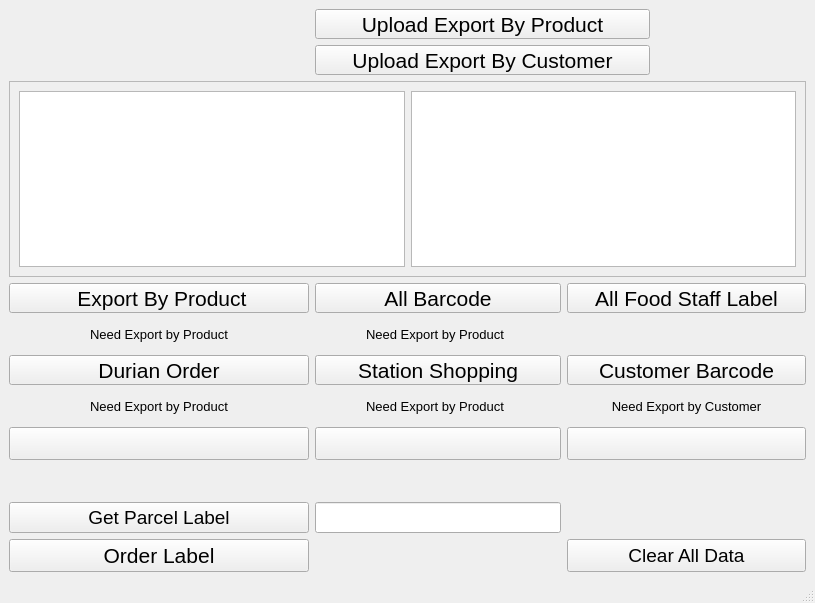
Above: GUI_Mrince.ui from ThanawatKMUTNB/MRINCE before the change. Below: the same form after it.
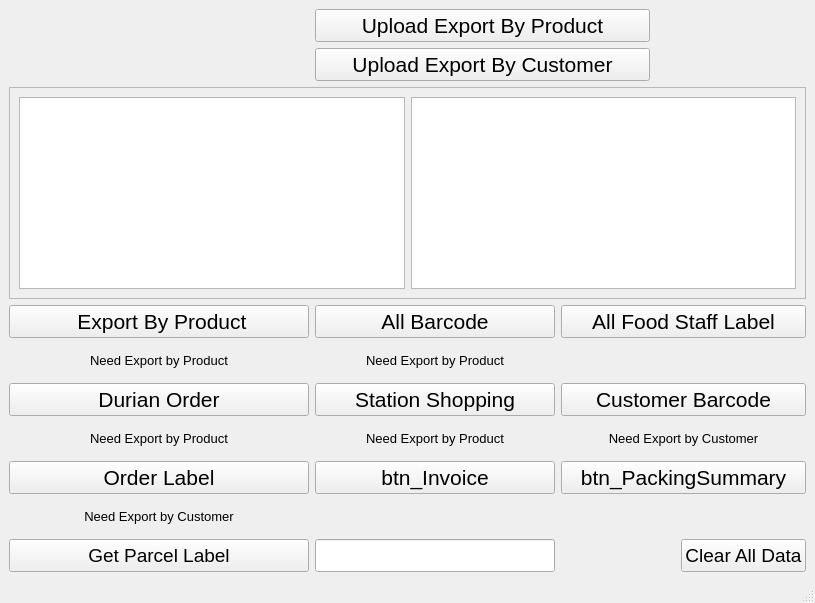
That is the form after the change.

Patch:
```diff
--- a/GUI_Mrince.ui
+++ b/GUI_Mrince.ui
@@ -14,101 +14,7 @@
    <string>MainWindow</string>
   </property>
   <widget class="QWidget" name="centralwidget">
-   <layout class="QGridLayout" name="gridLayout_2">
-    <item row="7" column="0">
-     <widget class="QPushButton" name="pushButton_14">
-      <property name="sizePolicy">
-       <sizepolicy hsizetype="Expanding" vsizetype="Expanding">
-        <horstretch>0</horstretch>
-        <verstretch>0</verstretch>
-       </sizepolicy>
-      </property>
-      <property name="maximumSize">
-       <size>
-        <width>16777215</width>
-        <height>40</height>
-       </size>
-      </property>
-      <property name="font">
-       <font>
-        <pointsize>16</pointsize>
-       </font>
-      </property>
-      <property name="text">
-       <string/>
-      </property>
-     </widget>
-    </item>
-    <item row="1" column="1" colspan="3">
-     <layout class="QHBoxLayout" name="horizontalLayout_2">
-      <item>
-       <widget class="QPushButton" name="pushButton_2">
-        <property name="sizePolicy">
-         <sizepolicy hsizetype="Expanding" vsizetype="Expanding">
-          <horstretch>0</horstretch>
-          <verstretch>0</verstretch>
-         </sizepolicy>
-        </property>
-        <property name="minimumSize">
-         <size>
-          <width>0</width>
-          <height>30</height>
-         </size>
-        </property>
-        <property name="maximumSize">
-         <size>
-          <width>16777215</width>
-          <height>40</height>
-         </size>
-        </property>
-        <property name="font">
-         <font>
-          <pointsize>16</pointsize>
-         </font>
-        </property>
-        <property name="layoutDirection">
-         <enum>Qt::RightToLeft</enum>
-        </property>
-        <property name="text">
-         <string>Upload Export By Customer</string>
-        </property>
-       </widget>
-      </item>
-      <item>
-       <widget class="QLabel" name="label_3">
-        <property name="sizePolicy">
-         <sizepolicy hsizetype="Expanding" vsizetype="Expanding">
-          <horstretch>0</horstretch>
-          <verstretch>0</verstretch>
-         </sizepolicy>
-        </property>
-        <property name="minimumSize">
-         <size>
-          <width>150</width>
-          <height>30</height>
-         </size>
-        </property>
-        <property name="maximumSize">
-         <size>
-          <width>150</width>
-          <height>40</height>
-         </size>
-        </property>
-        <property name="font">
-         <font>
-          <pointsize>14</pointsize>
-         </font>
-        </property>
-        <property name="layoutDirection">
-         <enum>Qt::RightToLeft</enum>
-        </property>
-        <property name="text">
-         <string/>
-        </property>
-       </widget>
-      </item>
-     </layout>
-    </item>
+   <layout class="QGridLayout" name="gridLayout_3">
     <item row="2" column="0" colspan="4">
      <widget class="QFrame" name="frame">
       <property name="frameShape">
@@ -163,101 +69,7 @@
       </layout>
      </widget>
     </item>
-    <item row="0" column="1" colspan="3">
-     <layout class="QHBoxLayout" name="horizontalLayout">
-      <item>
-       <widget class="QPushButton" name="pushButton">
-        <property name="sizePolicy">
-         <sizepolicy hsizetype="Expanding" vsizetype="Expanding">
-          <horstretch>0</horstretch>
-          <verstretch>0</verstretch>
-         </sizepolicy>
-        </property>
-        <property name="minimumSize">
-         <size>
-          <width>0</width>
-          <height>30</height>
-         </size>
-        </property>
-        <property name="maximumSize">
-         <size>
-          <width>16777215</width>
-          <height>40</height>
-         </size>
-        </property>
-        <property name="font">
-         <font>
-          <pointsize>16</pointsize>
-         </font>
-        </property>
-        <property name="layoutDirection">
-         <enum>Qt::RightToLeft</enum>
-        </property>
-        <property name="text">
-         <string>Upload Export By Product</string>
-        </property>
-       </widget>
-      </item>
-      <item>
-       <widget class="QLabel" name="label_2">
-        <property name="sizePolicy">
-         <sizepolicy hsizetype="Expanding" vsizetype="Expanding">
-          <horstretch>0</horstretch>
-          <verstretch>0</verstretch>
-         </sizepolicy>
-        </property>
-        <property name="minimumSize">
-         <size>
-          <width>150</width>
-          <height>30</height>
-         </size>
-        </property>
-        <property name="maximumSize">
-         <size>
-          <width>150</width>
-          <height>40</height>
-         </size>
-        </property>
-        <property name="font">
-         <font>
-          <pointsize>14</pointsize>
-         </font>
-        </property>
-        <property name="layoutDirection">
-         <enum>Qt::RightToLeft</enum>
-        </property>
-        <property name="text">
-         <string/>
-        </property>
-       </widget>
-      </item>
-     </layout>
-    </item>
-    <item row="10" column="0">
-     <widget class="QPushButton" name="pushButton_11">
-      <property name="sizePolicy">
-       <sizepolicy hsizetype="Expanding" vsizetype="Expanding">
-        <horstretch>0</horstretch>
-        <verstretch>0</verstretch>
-       </sizepolicy>
-      </property>
-      <property name="maximumSize">
-       <size>
-        <width>16777215</width>
-        <height>40</height>
-       </size>
-      </property>
-      <property name="font">
-       <font>
-        <pointsize>16</pointsize>
-       </font>
-      </property>
-      <property name="text">
-       <string>Order Label</string>
-      </property>
-     </widget>
-    </item>
-    <item row="9" column="0">
+    <item row="11" column="0">
      <widget class="QPushButton" name="pushButton_7">
       <property name="sizePolicy">
        <sizepolicy hsizetype="Expanding" vsizetype="Expanding">
@@ -287,8 +99,32 @@
       </property>
      </widget>
     </item>
-    <item row="0" column="0">
-     <widget class="QLabel" name="label">
+    <item row="7" column="2" colspan="2">
+     <widget class="QPushButton" name="pushButton_12">
+      <property name="sizePolicy">
+       <sizepolicy hsizetype="Expanding" vsizetype="Expanding">
+        <horstretch>0</horstretch>
+        <verstretch>0</verstretch>
+       </sizepolicy>
+      </property>
+      <property name="maximumSize">
+       <size>
+        <width>16777215</width>
+        <height>40</height>
+       </size>
+      </property>
+      <property name="font">
+       <font>
+        <pointsize>16</pointsize>
+       </font>
+      </property>
+      <property name="text">
+       <string>btn_PackingSummary</string>
+      </property>
+     </widget>
+    </item>
+    <item row="6" column="2" colspan="2">
+     <widget class="QLabel" name="label_6">
       <property name="sizePolicy">
        <sizepolicy hsizetype="Expanding" vsizetype="Expanding">
         <horstretch>0</horstretch>
@@ -297,33 +133,135 @@
       </property>
       <property name="minimumSize">
        <size>
-        <width>300</width>
+        <width>0</width>
         <height>30</height>
        </size>
       </property>
       <property name="maximumSize">
        <size>
-        <width>9999999</width>
+        <width>16777215</width>
         <height>40</height>
        </size>
       </property>
       <property name="font">
        <font>
-        <pointsize>14</pointsize>
-        <strikeout>false</strikeout>
-        <stylestrategy>PreferAntialias</stylestrategy>
-        <kerning>false</kerning>
+        <pointsize>10</pointsize>
        </font>
       </property>
       <property name="text">
-       <string notr="true"/>
+       <string>Need Export by Customer</string>
       </property>
       <property name="scaledContents">
        <bool>true</bool>
       </property>
+      <property name="alignment">
+       <set>Qt::AlignCenter</set>
+      </property>
      </widget>
     </item>
-    <item row="3" column="1" colspan="2">
+    <item row="6" column="1">
+     <widget class="QLabel" name="label_10">
+      <property name="sizePolicy">
+       <sizepolicy hsizetype="Expanding" vsizetype="Expanding">
+        <horstretch>0</horstretch>
+        <verstretch>0</verstretch>
+       </sizepolicy>
+      </property>
+      <property name="minimumSize">
+       <size>
+        <width>0</width>
+        <height>30</height>
+       </size>
+      </property>
+      <property name="maximumSize">
+       <size>
+        <width>16777215</width>
+        <height>40</height>
+       </size>
+      </property>
+      <property name="font">
+       <font>
+        <pointsize>10</pointsize>
+       </font>
+      </property>
+      <property name="text">
+       <string>Need Export by Product</string>
+      </property>
+      <property name="alignment">
+       <set>Qt::AlignCenter</set>
+      </property>
+     </widget>
+    </item>
+    <item row="7" column="1">
+     <widget class="QPushButton" name="pushButton_14">
+      <property name="sizePolicy">
+       <sizepolicy hsizetype="Expanding" vsizetype="Expanding">
+        <horstretch>0</horstretch>
+        <verstretch>0</verstretch>
+       </sizepolicy>
+      </property>
+      <property name="maximumSize">
+       <size>
+        <width>16777215</width>
+        <height>40</height>
+       </size>
+      </property>
+      <property name="font">
+       <font>
+        <pointsize>16</pointsize>
+       </font>
+      </property>
+      <property name="text">
+       <string>btn_Invoice</string>
+      </property>
+     </widget>
+    </item>
+    <item row="7" column="0">
+     <widget class="QPushButton" name="pushButton_11">
+      <property name="sizePolicy">
+       <sizepolicy hsizetype="Expanding" vsizetype="Expanding">
+        <horstretch>0</horstretch>
+        <verstretch>0</verstretch>
+       </sizepolicy>
+      </property>
+      <property name="maximumSize">
+       <size>
+        <width>16777215</width>
+        <height>40</height>
+       </size>
+      </property>
+      <property name="font">
+       <font>
+        <pointsize>16</pointsize>
+       </font>
+      </property>
+      <property name="text">
+       <string>Order Label</string>
+      </property>
+     </widget>
+    </item>
+    <item row="11" column="1">
+     <widget class="QLineEdit" name="lineEdit">
+      <property name="sizePolicy">
+       <sizepolicy hsizetype="Expanding" vsizetype="Expanding">
+        <horstretch>0</horstretch>
+        <verstretch>0</verstretch>
+       </sizepolicy>
+      </property>
+      <property name="maximumSize">
+       <size>
+        <width>16777215</width>
+        <height>40</height>
+       </size>
+      </property>
+      <property name="font">
+       <font>
+        <pointsize>14</pointsize>
+       </font>
+      </property>
+     </widget>
+    </item>
+    <item row="3" column="1">
      <widget class="QPushButton" name="pushButton_3">
       <property name="sizePolicy">
        <sizepolicy hsizetype="Expanding" vsizetype="Expanding">
@@ -383,8 +321,8 @@
       </property>
      </widget>
     </item>
-    <item row="6" column="0">
-     <widget class="QLabel" name="label_9">
+    <item row="4" column="2" colspan="2">
+     <widget class="QLabel" name="label_8">
       <property name="sizePolicy">
        <sizepolicy hsizetype="Expanding" vsizetype="Expanding">
         <horstretch>0</horstretch>
@@ -409,143 +347,14 @@
        </font>
       </property>
       <property name="text">
-       <string>Need Export by Product</string>
+       <string/>
       </property>
       <property name="alignment">
        <set>Qt::AlignCenter</set>
       </property>
      </widget>
     </item>
-    <item row="3" column="3">
-     <widget class="QPushButton" name="pushButton_5">
-      <property name="sizePolicy">
-       <sizepolicy hsizetype="Expanding" vsizetype="Expanding">
-        <horstretch>0</horstretch>
-        <verstretch>0</verstretch>
-       </sizepolicy>
-      </property>
-      <property name="minimumSize">
-       <size>
-        <width>0</width>
-        <height>30</height>
-       </size>
-      </property>
-      <property name="maximumSize">
-       <size>
-        <width>16777215</width>
-        <height>40</height>
-       </size>
-      </property>
-      <property name="font">
-       <font>
-        <pointsize>16</pointsize>
-       </font>
-      </property>
-      <property name="text">
-       <string>All Food Staff Label</string>
-      </property>
-     </widget>
-    </item>
-    <item row="5" column="3">
-     <widget class="QPushButton" name="pushButton_8">
-      <property name="sizePolicy">
-       <sizepolicy hsizetype="Expanding" vsizetype="Expanding">
-        <horstretch>0</horstretch>
-        <verstretch>0</verstretch>
-       </sizepolicy>
-      </property>
-      <property name="minimumSize">
-       <size>
-        <width>0</width>
-        <height>30</height>
-       </size>
-      </property>
-      <property name="maximumSize">
-       <size>
-        <width>16777215</width>
-        <height>40</height>
-       </size>
-      </property>
-      <property name="font">
-       <font>
-        <pointsize>16</pointsize>
-       </font>
-      </property>
-      <property name="text">
-       <string>Customer Barcode</string>
-      </property>
-     </widget>
-    </item>
-    <item row="6" column="1">
-     <widget class="QLabel" name="label_10">
-      <property name="sizePolicy">
-       <sizepolicy hsizetype="Expanding" vsizetype="Expanding">
-        <horstretch>0</horstretch>
-        <verstretch>0</verstretch>
-       </sizepolicy>
-      </property>
-      <property name="minimumSize">
-       <size>
-        <width>0</width>
-        <height>30</height>
-       </size>
-      </property>
-      <property name="maximumSize">
-       <size>
-        <width>16777215</width>
-        <height>40</height>
-       </size>
-      </property>
-      <property name="font">
-       <font>
-        <pointsize>10</pointsize>
-       </font>
-      </property>
-      <property name="text">
-       <string>Need Export by Product</string>
-      </property>
-      <property name="alignment">
-       <set>Qt::AlignCenter</set>
-      </property>
-     </widget>
-    </item>
-    <item row="6" column="3">
-     <widget class="QLabel" name="label_6">
-      <property name="sizePolicy">
-       <sizepolicy hsizetype="Expanding" vsizetype="Expanding">
-        <horstretch>0</horstretch>
-        <verstretch>0</verstretch>
-       </sizepolicy>
-      </property>
-      <property name="minimumSize">
-       <size>
-        <width>0</width>
-        <height>30</height>
-       </size>
-      </property>
-      <property name="maximumSize">
-       <size>
-        <width>16777215</width>
-        <height>40</height>
-       </size>
-      </property>
-      <property name="font">
-       <font>
-        <pointsize>10</pointsize>
-       </font>
-      </property>
-      <property name="text">
-       <string>Need Export by Customer</string>
-      </property>
-      <property name="scaledContents">
-       <bool>false</bool>
-      </property>
-      <property name="alignment">
-       <set>Qt::AlignCenter</set>
-      </property>
-     </widget>
-    </item>
-    <item row="5" column="1" colspan="2">
+    <item row="5" column="1">
      <widget class="QPushButton" name="pushButton_4">
       <property name="sizePolicy">
        <sizepolicy hsizetype="Expanding" vsizetype="Expanding">
@@ -576,8 +385,71 @@
       </property>
      </widget>
     </item>
-    <item row="1" column="0">
-     <widget class="QLabel" name="label_4">
+    <item row="5" column="2" colspan="2">
+     <widget class="QPushButton" name="pushButton_8">
+      <property name="sizePolicy">
+       <sizepolicy hsizetype="Expanding" vsizetype="Expanding">
+        <horstretch>0</horstretch>
+        <verstretch>0</verstretch>
+       </sizepolicy>
+      </property>
+      <property name="minimumSize">
+       <size>
+        <width>0</width>
+        <height>30</height>
+       </size>
+      </property>
+      <property name="maximumSize">
+       <size>
+        <width>16777215</width>
+        <height>40</height>
+       </size>
+      </property>
+      <property name="font">
+       <font>
+        <pointsize>16</pointsize>
+       </font>
+      </property>
+      <property name="text">
+       <string>Customer Barcode</string>
+      </property>
+     </widget>
+    </item>
+    <item row="6" column="0">
+     <widget class="QLabel" name="label_9">
+      <property name="sizePolicy">
+       <sizepolicy hsizetype="Expanding" vsizetype="Expanding">
+        <horstretch>0</horstretch>
+        <verstretch>0</verstretch>
+       </sizepolicy>
+      </property>
+      <property name="minimumSize">
+       <size>
+        <width>0</width>
+        <height>30</height>
+       </size>
+      </property>
+      <property name="maximumSize">
+       <size>
+        <width>16777215</width>
+        <height>40</height>
+       </size>
+      </property>
+      <property name="font">
+       <font>
+        <pointsize>10</pointsize>
+       </font>
+      </property>
+      <property name="text">
+       <string>Need Export by Product</string>
+      </property>
+      <property name="alignment">
+       <set>Qt::AlignCenter</set>
+      </property>
+     </widget>
+    </item>
+    <item row="0" column="0">
+     <widget class="QLabel" name="label">
       <property name="sizePolicy">
        <sizepolicy hsizetype="Expanding" vsizetype="Expanding">
         <horstretch>0</horstretch>
@@ -612,39 +484,6 @@
       </property>
      </widget>
     </item>
-    <item row="4" column="3">
-     <widget class="QLabel" name="label_8">
-      <property name="sizePolicy">
-       <sizepolicy hsizetype="Expanding" vsizetype="Expanding">
-        <horstretch>0</horstretch>
-        <verstretch>0</verstretch>
-       </sizepolicy>
-      </property>
-      <property name="minimumSize">
-       <size>
-        <width>0</width>
-        <height>30</height>
-       </size>
-      </property>
-      <property name="maximumSize">
-       <size>
-        <width>16777215</width>
-        <height>40</height>
-       </size>
-      </property>
-      <property name="font">
-       <font>
-        <pointsize>10</pointsize>
-       </font>
-      </property>
-      <property name="text">
-       <string/>
-      </property>
-      <property name="alignment">
-       <set>Qt::AlignCenter</set>
-      </property>
-     </widget>
-    </item>
     <item row="4" column="0">
      <widget class="QLabel" name="label_5">
       <property name="sizePolicy">
@@ -684,6 +523,103 @@
       </property>
      </widget>
     </item>
+    <item row="1" column="1" colspan="3">
+     <layout class="QHBoxLayout" name="horizontalLayout_2">
+      <item>
+       <widget class="QPushButton" name="pushButton_2">
+        <property name="sizePolicy">
+         <sizepolicy hsizetype="Expanding" vsizetype="Expanding">
+          <horstretch>0</horstretch>
+          <verstretch>0</verstretch>
+         </sizepolicy>
+        </property>
+        <property name="minimumSize">
+         <size>
+          <width>0</width>
+          <height>30</height>
+         </size>
+        </property>
+        <property name="maximumSize">
+         <size>
+          <width>16777215</width>
+          <height>40</height>
+         </size>
+        </property>
+        <property name="font">
+         <font>
+          <pointsize>16</pointsize>
+         </font>
+        </property>
+        <property name="layoutDirection">
+         <enum>Qt::RightToLeft</enum>
+        </property>
+        <property name="text">
+         <string>Upload Export By Customer</string>
+        </property>
+       </widget>
+      </item>
+      <item>
+       <widget class="QLabel" name="label_3">
+        <property name="sizePolicy">
+         <sizepolicy hsizetype="Expanding" vsizetype="Expanding">
+          <horstretch>0</horstretch>
+          <verstretch>0</verstretch>
+         </sizepolicy>
+        </property>
+        <property name="minimumSize">
+         <size>
+          <width>150</width>
+          <height>30</height>
+         </size>
+        </property>
+        <property name="maximumSize">
+         <size>
+          <width>150</width>
+          <height>40</height>
+         </size>
+        </property>
+        <property name="font">
+         <font>
+          <pointsize>14</pointsize>
+         </font>
+        </property>
+        <property name="layoutDirection">
+         <enum>Qt::RightToLeft</enum>
+        </property>
+        <property name="text">
+         <string/>
+        </property>
+       </widget>
+      </item>
+     </layout>
+    </item>
+    <item row="4" column="1">
+     <widget class="QLabel" name="label_7">
+      <property name="minimumSize">
+       <size>
+        <width>0</width>
+        <height>30</height>
+       </size>
+      </property>
+      <property name="maximumSize">
+       <size>
+        <width>16777215</width>
+        <height>40</height>
+       </size>
+      </property>
+      <property name="font">
+       <font>
+        <pointsize>10</pointsize>
+       </font>
+      </property>
+      <property name="text">
+       <string>Need Export by Product</string>
+      </property>
+      <property name="alignment">
+       <set>Qt::AlignCenter</set>
+      </property>
+     </widget>
+    </item>
     <item row="3" column="0">
      <widget class="QPushButton" name="pushButton_9">
       <property name="sizePolicy">
@@ -714,8 +650,120 @@
       </property>
      </widget>
     </item>
-    <item row="4" column="1">
-     <widget class="QLabel" name="label_7">
+    <item row="0" column="1" colspan="3">
+     <layout class="QHBoxLayout" name="horizontalLayout">
+      <item>
+       <widget class="QPushButton" name="pushButton">
+        <property name="sizePolicy">
+         <sizepolicy hsizetype="Expanding" vsizetype="Expanding">
+          <horstretch>0</horstretch>
+          <verstretch>0</verstretch>
+         </sizepolicy>
+        </property>
+        <property name="minimumSize">
+         <size>
+          <width>0</width>
+          <height>30</height>
+         </size>
+        </property>
+        <property name="maximumSize">
+         <size>
+          <width>16777215</width>
+          <height>40</height>
+         </size>
+        </property>
+        <property name="font">
+         <font>
+          <pointsize>16</pointsize>
+         </font>
+        </property>
+        <property name="layoutDirection">
+         <enum>Qt::RightToLeft</enum>
+        </property>
+        <property name="text">
+         <string>Upload Export By Product</string>
+        </property>
+       </widget>
+      </item>
+      <item>
+       <widget class="QLabel" name="label_2">
+        <property name="sizePolicy">
+         <sizepolicy hsizetype="Expanding" vsizetype="Expanding">
+          <horstretch>0</horstretch>
+          <verstretch>0</verstretch>
+         </sizepolicy>
+        </property>
+        <property name="minimumSize">
+         <size>
+          <width>150</width>
+          <height>30</height>
+         </size>
+        </property>
+        <property name="maximumSize">
+         <size>
+          <width>150</width>
+          <height>40</height>
+         </size>
+        </property>
+        <property name="font">
+         <font>
+          <pointsize>14</pointsize>
+         </font>
+        </property>
+        <property name="layoutDirection">
+         <enum>Qt::RightToLeft</enum>
+        </property>
+        <property name="text">
+         <string/>
+        </property>
+       </widget>
+      </item>
+     </layout>
+    </item>
+    <item row="1" column="0">
+     <widget class="QLabel" name="label_4">
+      <property name="sizePolicy">
+       <sizepolicy hsizetype="Expanding" vsizetype="Expanding">
+        <horstretch>0</horstretch>
+        <verstretch>0</verstretch>
+       </sizepolicy>
+      </property>
+      <property name="minimumSize">
+       <size>
+        <width>300</width>
+        <height>30</height>
+       </size>
+      </property>
+      <property name="maximumSize">
+       <size>
+        <width>9999999</width>
+        <height>40</height>
+       </size>
+      </property>
+      <property name="font">
+       <font>
+        <pointsize>14</pointsize>
+        <strikeout>false</strikeout>
+        <stylestrategy>PreferAntialias</stylestrategy>
+        <kerning>false</kerning>
+       </font>
+      </property>
+      <property name="text">
+       <string notr="true"/>
+      </property>
+      <property name="scaledContents">
+       <bool>true</bool>
+      </property>
+     </widget>
+    </item>
+    <item row="3" column="2" colspan="2">
+     <widget class="QPushButton" name="pushButton_5">
+      <property name="sizePolicy">
+       <sizepolicy hsizetype="Expanding" vsizetype="Expanding">
+        <horstretch>0</horstretch>
+        <verstretch>0</verstretch>
+       </sizepolicy>
+      </property>
       <property name="minimumSize">
        <size>
         <width>0</width>
@@ -730,14 +778,11 @@
       </property>
       <property name="font">
        <font>
-        <pointsize>10</pointsize>
+        <pointsize>16</pointsize>
        </font>
       </property>
       <property name="text">
-       <string>Need Export by Product</string>
-      </property>
-      <property name="alignment">
-       <set>Qt::AlignCenter</set>
+       <string>All Food Staff Label</string>
       </property>
      </widget>
     </item>
@@ -771,36 +816,6 @@
       </property>
      </widget>
     </item>
-    <item row="8" column="3">
-     <widget class="QLabel" name="label_14">
-      <property name="minimumSize">
-       <size>
-        <width>0</width>
-        <height>30</height>
-       </size>
-      </property>
-      <property name="maximumSize">
-       <size>
-        <width>16777215</width>
-        <height>40</height>
-       </size>
-      </property>
-      <property name="font">
-       <font>
-        <pointsize>10</pointsize>
-       </font>
-      </property>
-      <property name="layoutDirection">
-       <enum>Qt::LeftToRight</enum>
-      </property>
-      <property name="text">
-       <string/>
-      </property>
-      <property name="alignment">
-       <set>Qt::AlignCenter</set>
-      </property>
-     </widget>
-    </item>
     <item row="8" column="0">
      <widget class="QLabel" name="label_11">
       <property name="sizePolicy">
@@ -827,37 +842,35 @@
        </font>
       </property>
       <property name="text">
-       <string/>
+       <string>Need Export by Customer</string>
       </property>
+      <property name="alignment">
+       <set>Qt::AlignCenter</set>
+      </property>
      </widget>
     </item>
-    <item row="7" column="3">
-     <widget class="QPushButton" name="pushButton_13">
-      <property name="sizePolicy">
-       <sizepolicy hsizetype="Expanding" vsizetype="Expanding">
-        <horstretch>0</horstretch>
-        <verstretch>0</verstretch>
-       </sizepolicy>
+    <item row="11" column="3">
+     <layout class="QGridLayout" name="gridLayout_2">
+      <property name="sizeConstraint">
+       <enum>QLayout::SetMinAndMaxSize</enum>
       </property>
-      <property name="maximumSize">
-       <size>
-        <width>16777215</width>
-        <height>40</height>
-       </size>
+      <property name="spacing">
+       <number>0</number>
       </property>
-      <property name="font">
-       <font>
-        <pointsize>16</pointsize>
-       </font>
-      </property>
-      <property name="text">
-       <string/>
-      </property>
-     </widget>
-    </item>
-    <item row="10" column="3">
-     <layout class="QHBoxLayout" name="horizontalLayout_3">
-      <item>
+      <item row="0" column="0">
+       <spacer name="horizontalSpacer">
+        <property name="orientation">
+         <enum>Qt::Horizontal</enum>
+        </property>
+        <property name="sizeHint" stdset="0">
+         <size>
+          <width>100</width>
+          <height>10</height>
+         </size>
+        </property>
+       </spacer>
+      </item>
+      <item row="0" column="1">
        <widget class="QPushButton" name="pushButton_10">
         <property name="sizePolicy">
          <sizepolicy hsizetype="Expanding" vsizetype="Expanding">
@@ -883,35 +896,14 @@
       </item>
      </layout>
     </item>
-    <item row="9" column="1" colspan="2">
-     <widget class="QLineEdit" name="lineEdit">
-      <property name="sizePolicy">
-       <sizepolicy hsizetype="Expanding" vsizetype="Expanding">
-        <horstretch>0</horstretch>
-        <verstretch>0</verstretch>
-       </sizepolicy>
-      </property>
-      <property name="maximumSize">
+    <item row="8" column="3">
+     <widget class="QLabel" name="label_14">
+      <property name="minimumSize">
        <size>
-        <width>16777215</width>
-        <height>40</height>
+        <width>0</width>
+        <height>30</height>
        </size>
       </property>
-      <property name="font">
-       <font>
-        <pointsize>14</pointsize>
-       </font>
-      </property>
-     </widget>
-    </item>
-    <item row="7" column="1" colspan="2">
-     <widget class="QPushButton" name="pushButton_12">
-      <property name="sizePolicy">
-       <sizepolicy hsizetype="Expanding" vsizetype="Expanding">
-        <horstretch>0</horstretch>
-        <verstretch>0</verstretch>
-       </sizepolicy>
-      </property>
       <property name="maximumSize">
        <size>
         <width>16777215</width>
@@ -920,12 +912,18 @@
       </property>
       <property name="font">
        <font>
-        <pointsize>16</pointsize>
+        <pointsize>10</pointsize>
        </font>
       </property>
+      <property name="layoutDirection">
+       <enum>Qt::LeftToRight</enum>
+      </property>
       <property name="text">
        <string/>
       </property>
+      <property name="alignment">
+       <set>Qt::AlignCenter</set>
+      </property>
      </widget>
     </item>
    </layout>
```
Left out of the diff: 2 changed lines with no effect on the pictures.
